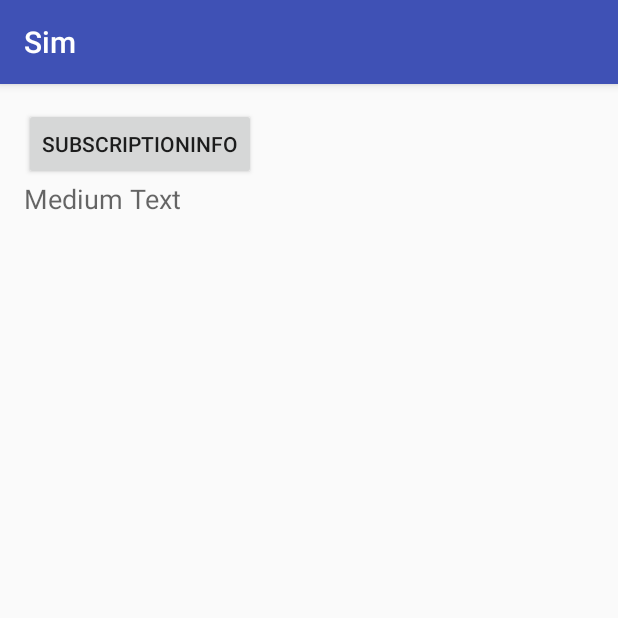
After one commit to geniusgithub/DialerAnalysis, an Android app: the SimActivity screen opened directly, with no data from a screen before it, on a phone screen of 412 x 824 dp, the top half of it. The commit adds this screen. Run offline under Robolectric (Android 15) with nearby library versions, the phone set to English and light mode, and no system bars.

Commit message:
add sim activity

```diff
--- a/app/src/main/AndroidManifest.xml
+++ b/app/src/main/AndroidManifest.xml
@@ -55,6 +55,9 @@
         <activity android:name=".RequestPermissionsActivity">
         </activity>
 
+        <activity android:name=".sim.SimActivity"     android:label="Sim">
+        </activity>
+
         <activity android:name=".contact.ContactUnitActivity"     android:label="ContactUnit">
         </activity>
 
--- /dev/null
+++ b/app/src/main/java/com/geniusgithub/dialer/sim/SimActivity.java
@@ -0,0 +1,28 @@
+package com.geniusgithub.dialer.sim;
+
+import android.os.Bundle;
+import android.support.v7.app.AppCompatActivity;
+
+import com.geniusgithub.dialer.R;
+
+
+public class SimActivity extends AppCompatActivity {
+
+    private final static String TAG = SimActivity.class.getSimpleName();
+
+
+    @Override
+    protected void onCreate(Bundle savedInstanceState) {
+        super.onCreate(savedInstanceState);
+        initView();
+
+    }
+
+    private void initView() {
+        setContentView(R.layout.activity_sim_unit);
+            getFragmentManager().beginTransaction().add(R.id.dialtacts_container, new SimInfoFragment(), "sim_fragment").commit();
+
+    }
+
+
+}
--- /dev/null
+++ b/app/src/main/java/com/geniusgithub/dialer/sim/SimInfoFragment.java
@@ -0,0 +1,106 @@
+package com.geniusgithub.dialer.sim;
+
+
+import android.annotation.SuppressLint;
+import android.app.Activity;
+import android.app.Fragment;
+import android.content.Context;
+import android.os.Bundle;
+import android.support.annotation.Nullable;
+import android.telephony.SubscriptionInfo;
+import android.telephony.SubscriptionManager;
+import android.telephony.TelephonyManager;
+import android.view.LayoutInflater;
+import android.view.View;
+import android.view.ViewGroup;
+import android.widget.Button;
+import android.widget.TextView;
+
+import com.geniusgithub.dialer.R;
+
+@SuppressLint("NewApi")
+public class SimInfoFragment extends Fragment implements View.OnClickListener{
+
+    private final static String TAG = SimInfoFragment.class.getSimpleName();
+    private Context mContext;
+    private View mRootView;
+    private TextView mTvSub;
+    private Button mBtnSub;
+
+
+    @Override
+    public void onAttach(Activity activity) {
+        super.onAttach(activity);
+        mContext = activity;
+    }
+
+    @Nullable
+    @Override
+    public View onCreateView(LayoutInflater inflater, ViewGroup container, Bundle savedInstanceState) {
+        mRootView  =  LayoutInflater.from(mContext).inflate(R.layout.subinfo_layout_fragment, null);
+        return mRootView;
+    }
+
+    @Override
+    public void onViewCreated(View view, Bundle savedInstanceState) {
+        super.onViewCreated(view, savedInstanceState);
+
+        mTvSub = (TextView) view.findViewById(R.id.tv_sub);
+        mBtnSub = (Button) view.findViewById(R.id.btn_sub);
+        mBtnSub.setOnClickListener(this);
+    }
+
+    @Override
+    public void onClick(View v) {
+        switch (v.getId()){
+            case R.id.btn_sub:
+                getSub();
+                break;
+        }
+    }
+
+    private void getSub(){
+        SubscriptionManager subscriptionManager = SubscriptionManager.from(mContext);
+
+        int sub1 = SubscriptionManageReflect.static_getSubId(0);
+        int sub2 = SubscriptionManageReflect.static_getSubId(1);
+
+        SubscriptionInfo info1 = subscriptionManager.getActiveSubscriptionInfo(sub1);
+        SubscriptionInfo info2 = subscriptionManager.getActiveSubscriptionInfo(sub2);
+
+        String value = "slotid = 0\n" + getSubInfo(info1) + "\n======================\nslotid = 1\n" + getSubInfo(info2);
+        mTvSub.setText(value);
+
+    }
+
+    public String getSubInfo(SubscriptionInfo info){
+        if (info == null){
+            return "null";
+        }
+
+        StringBuffer sBuffer = new StringBuffer();
+        sBuffer.append("getCountryIso = " + info.getCountryIso() +
+                        "\ngetCarrierName = " + info.getCarrierName() +
+                        "\ngetDisplayName = " + info.getDisplayName() +
+                        "\ngetIccId = " + info.getIccId() +
+                        "\ngetIconTint() = " + info.getIconTint() +
+                        "\ngetMcc = " + info.getMcc() +
+                        "\ngetMnc = " + info.getMnc() +
+                        "\ngetNumber = " + info.getNumber() +
+                        "\ngetSimSlotIndex = " + info.getSimSlotIndex() +
+                        "\ngetSubscriptionId = " + info.getSubscriptionId());
+
+        boolean isVolteEnable = LoadMethod.TelephonyManager_isVolteAvailableUsingSubId(getTelephonyManager(mContext), info.getSubscriptionId());
+        sBuffer.append("\nisVolteAvailableUsingSubId = " + isVolteEnable);
+
+
+        return sBuffer.toString();
+
+    }
+
+    private static TelephonyManager getTelephonyManager(Context context) {
+        return (TelephonyManager) context.getSystemService(Context.TELEPHONY_SERVICE);
+    }
+
+
+}
--- /dev/null
+++ b/app/src/main/res/layout/activity_sim_unit.xml
@@ -0,0 +1,20 @@
+<?xml version="1.0" encoding="utf-8"?>
+<LinearLayout
+    xmlns:android="http://schemas.android.com/apk/res/android"
+    xmlns:tools="http://schemas.android.com/tools"
+    android:orientation="vertical"
+    android:layout_width="match_parent"
+    android:layout_height="match_parent"
+    android:paddingBottom="@dimen/activity_vertical_margin"
+    android:paddingLeft="@dimen/activity_horizontal_margin"
+    android:paddingRight="@dimen/activity_horizontal_margin"
+    android:paddingTop="@dimen/activity_vertical_margin">
+
+
+    <FrameLayout
+        android:id="@+id/dialtacts_container"
+        android:layout_width="match_parent"
+        android:layout_height="match_parent"
+        android:clipChildren="false">
+    </FrameLayout>
+</LinearLayout>
--- /dev/null
+++ b/app/src/main/res/layout/subinfo_layout_fragment.xml
@@ -0,0 +1,35 @@
+<?xml version="1.0" encoding="utf-8"?>
+<LinearLayout xmlns:android="http://schemas.android.com/apk/res/android"
+              android:orientation="vertical"
+              android:layout_width="match_parent"
+              android:layout_height="match_parent">
+
+    <ScrollView
+        android:layout_width="match_parent"
+        android:layout_height="match_parent"
+        android:id="@+id/scrollView">
+
+             <LinearLayout android:orientation="vertical"
+              android:layout_width="match_parent"
+              android:layout_height="match_parent">
+
+                 <Button
+                     android:layout_width="wrap_content"
+                     android:layout_height="wrap_content"
+                     android:text="SubscriptionInfo"
+                     android:id="@+id/btn_sub"
+                     />
+
+                 <TextView
+                     android:layout_width="wrap_content"
+                     android:layout_height="wrap_content"
+                     android:textAppearance="?android:attr/textAppearanceMedium"
+                     android:text="Medium Text"
+                     android:id="@+id/tv_sub"
+                     />
+
+             </LinearLayout>
+
+    </ScrollView>
+
+</LinearLayout>
--- a/build.gradle
+++ b/build.gradle
@@ -5,7 +5,7 @@ buildscript {
         jcenter()
     }
     dependencies {
-        classpath 'com.android.tools.build:gradle:2.1.3'
+        classpath 'com.android.tools.build:gradle:2.2.0'
 
         // NOTE: Do not place your application dependencies here; they belong
         // in the individual module build.gradle files
```
Also changed, not shown: app/src/main/java/com/geniusgithub/dialer/MainActivity.java (+44 -14 lines), app/src/main/java/com/geniusgithub/dialer/sim/LoadMethod.java (added, +124 -0 lines), app/src/main/java/com/geniusgithub/dialer/sim/SubscriptionManageReflect.java (added, +55 -0 lines), app/src/main/res/layout/activity_main.xml (+7 -0 lines).
